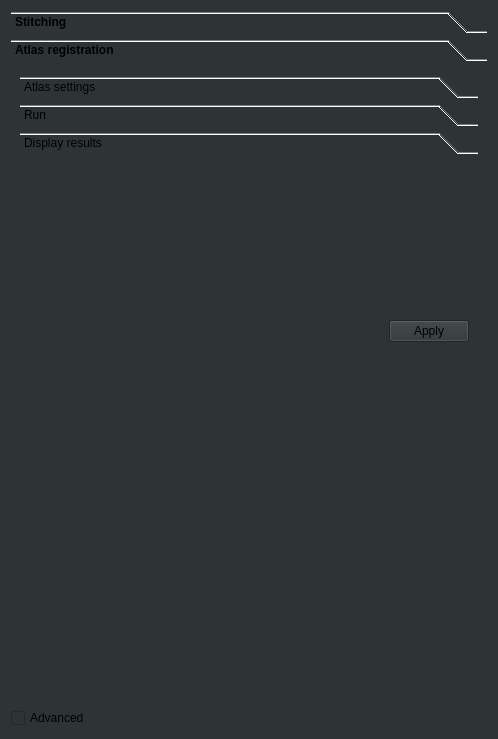
This is ClearMap/gui/creator/alignment_tab.ui in ClearAnatomics/ClearMap as Qt 5 draws it before an edit. The edited form follows.
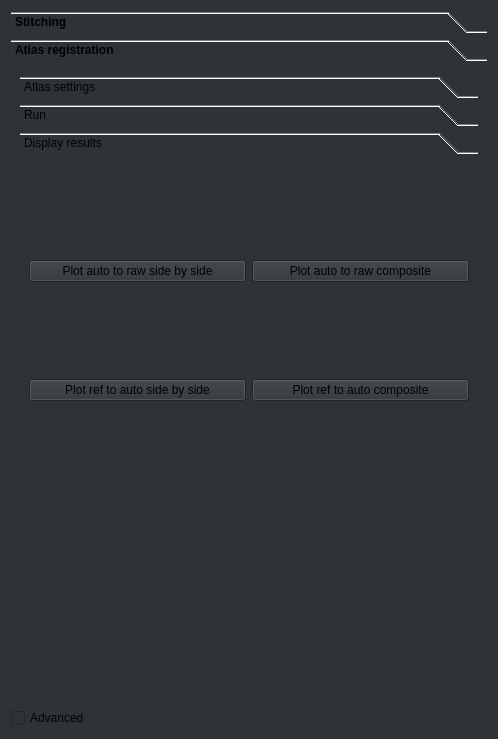
This is the edited form. The open tabs and pages were chosen to show the change. Icons and pictures are not drawn.

Commit message: Adds more plot options to check atlas registration step

Diff of the .ui file:
```diff
--- a/ClearMap/gui/creator/alignment_tab.ui
+++ b/ClearMap/gui/creator/alignment_tab.ui
@@ -1270,14 +1270,32 @@
             <attribute name="label">
              <string>Display results</string>
             </attribute>
-            <layout class="QVBoxLayout" name="verticalLayout_6">
-             <item>
-              <widget class="QDialogButtonBox" name="plotRegistrationResultsButtonBox">
-               <property name="standardButtons">
-                <set>QDialogButtonBox::Apply</set>
+            <layout class="QGridLayout" name="gridLayout_3">
+             <item row="2" column="0">
+              <widget class="QPushButton" name="plotRegistrationResultsSideBySidePushButton">
+               <property name="text">
+                <string>Plot ref to auto side by side</string>
                </property>
-               <property name="applyText" stdset="0">
-                <string>Plot</string>
+              </widget>
+             </item>
+             <item row="0" column="0">
+              <widget class="QPushButton" name="plotRegistrationResultsRawSideBySidePushButton">
+               <property name="text">
+                <string>Plot auto to raw side by side</string>
+               </property>
+              </widget>
+             </item>
+             <item row="2" column="4">
+              <widget class="QPushButton" name="plotRegistrationResultsCompositePushButton">
+               <property name="text">
+                <string>Plot ref to auto composite</string>
+               </property>
+              </widget>
+             </item>
+             <item row="0" column="4">
+              <widget class="QPushButton" name="plotRegistrationResultsRawCompositePushButton">
+               <property name="text">
+                <string>Plot auto to raw composite</string>
                </property>
               </widget>
              </item>
```
Left out of the diff: 24 changed lines with no effect on the pictures. The commit also changes 3 other files.
